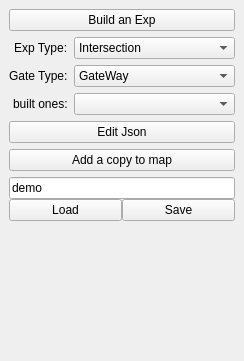
StumboEugen/TMapping, file include/tmapping/UI/dockBuildExp.ui: the form before one commit.
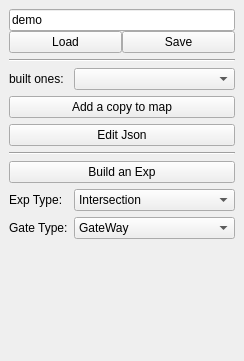
The form after the commit.

The edit to the form file:
```diff
--- a/include/tmapping/UI/dockBuildExp.ui
+++ b/include/tmapping/UI/dockBuildExp.ui
@@ -27,12 +27,86 @@
   </property>
   <widget class="QWidget" name="dockWidgetContents">
    <layout class="QVBoxLayout" name="verticalLayout_2">
+    <item>
+     <layout class="QVBoxLayout" name="verticalLayout">
+      <property name="spacing">
+       <number>0</number>
+      </property>
+      <item>
+       <widget class="QLineEdit" name="expName">
+        <property name="text">
+         <string>demo</string>
+        </property>
+       </widget>
+      </item>
+      <item>
+       <layout class="QHBoxLayout" name="horizontalLayout">
+        <item>
+         <widget class="QPushButton" name="btnLoad">
+          <property name="text">
+           <string>Load</string>
+          </property>
+         </widget>
+        </item>
+        <item>
+         <widget class="QPushButton" name="btnSave">
+          <property name="text">
+           <string>Save</string>
+          </property>
+         </widget>
+        </item>
+       </layout>
+      </item>
+     </layout>
+    </item>
+    <item>
+     <widget class="Line" name="line_2">
+      <property name="orientation">
+       <enum>Qt::Horizontal</enum>
+      </property>
+     </widget>
+    </item>
     <item>
      <layout class="QFormLayout" name="formLayout">
-      <property name="labelAlignment">
-       <set>Qt::AlignRight|Qt::AlignTrailing|Qt::AlignVCenter</set>
-      </property>
-      <item row="0" column="0" colspan="2">
+      <item row="0" column="0">
+       <widget class="QLabel" name="label_3">
+        <property name="text">
+         <string>built ones:</string>
+        </property>
+       </widget>
+      </item>
+      <item row="0" column="1">
+       <widget class="QComboBox" name="cbBuiltExps">
+        <property name="insertPolicy">
+         <enum>QComboBox::InsertAtBottom</enum>
+        </property>
+       </widget>
+      </item>
+      <item row="1" column="0" colspan="2">
+       <widget class="QPushButton" name="btnAdd2Map">
+        <property name="text">
+         <string>Add a copy to map</string>
+        </property>
+       </widget>
+      </item>
+      <item row="2" column="0" colspan="2">
+       <widget class="QPushButton" name="btnEditJson">
+        <property name="text">
+         <string>Edit Json</string>
+        </property>
+        <property name="checkable">
+         <bool>true</bool>
+        </property>
+       </widget>
+      </item>
+      <item row="3" column="0" colspan="2">
+       <widget class="Line" name="line">
+        <property name="orientation">
+         <enum>Qt::Horizontal</enum>
+        </property>
+       </widget>
+      </item>
+      <item row="4" column="0" colspan="2">
        <widget class="QPushButton" name="btnBuildExp">
         <property name="text">
          <string>Build an Exp</string>
@@ -45,14 +119,14 @@
         </property>
        </widget>
       </item>
-      <item row="1" column="0">
+      <item row="5" column="0">
        <widget class="QLabel" name="label">
         <property name="text">
          <string>Exp Type:</string>
         </property>
        </widget>
       </item>
-      <item row="1" column="1">
+      <item row="5" column="1">
        <widget class="QComboBox" name="cbExpType">
         <item>
          <property name="text">
@@ -66,14 +140,14 @@
         </item>
        </widget>
       </item>
-      <item row="2" column="0">
+      <item row="6" column="0">
        <widget class="QLabel" name="label_2">
         <property name="text">
          <string>Gate Type:</string>
         </property>
        </widget>
       </item>
-      <item row="2" column="1">
+      <item row="6" column="1">
        <widget class="QComboBox" name="cbGateType">
         <item>
          <property name="text">
@@ -91,69 +165,6 @@
          </property>
         </item>
        </widget>
-      </item>
-      <item row="3" column="0">
-       <widget class="QLabel" name="label_3">
-        <property name="text">
-         <string>built ones:</string>
-        </property>
-       </widget>
-      </item>
-      <item row="3" column="1">
-       <widget class="QComboBox" name="cbBuiltExps">
-        <property name="insertPolicy">
-         <enum>QComboBox::InsertAtBottom</enum>
-        </property>
-       </widget>
-      </item>
-     </layout>
-    </item>
-    <item>
-     <widget class="QPushButton" name="btnEditJson">
-      <property name="text">
-       <string>Edit Json</string>
-      </property>
-      <property name="checkable">
-       <bool>true</bool>
-      </property>
-     </widget>
-    </item>
-    <item>
-     <widget class="QPushButton" name="btnAdd2Map">
-      <property name="text">
-       <string>Add a copy to map</string>
-      </property>
-     </widget>
-    </item>
-    <item>
-     <layout class="QVBoxLayout" name="verticalLayout">
-      <property name="spacing">
-       <number>0</number>
-      </property>
-      <item>
-       <widget class="QLineEdit" name="expName">
-        <property name="text">
-         <string>demo</string>
-        </property>
-       </widget>
-      </item>
-      <item>
-       <layout class="QHBoxLayout" name="horizontalLayout">
-        <item>
-         <widget class="QPushButton" name="btnLoad">
-          <property name="text">
-           <string>Load</string>
-          </property>
-         </widget>
-        </item>
-        <item>
-         <widget class="QPushButton" name="btnSave">
-          <property name="text">
-           <string>Save</string>
-          </property>
-         </widget>
-        </item>
-       </layout>
       </item>
      </layout>
     </item>
```
